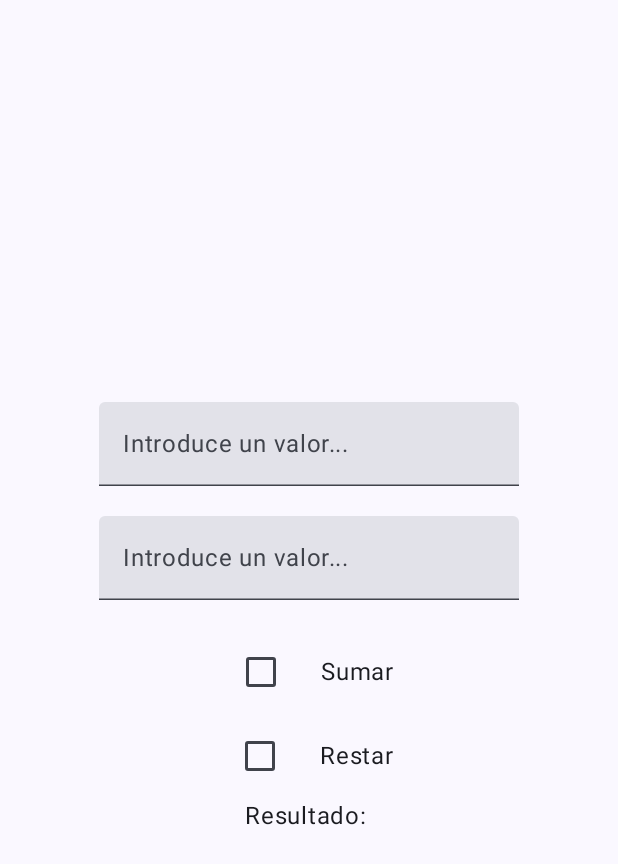
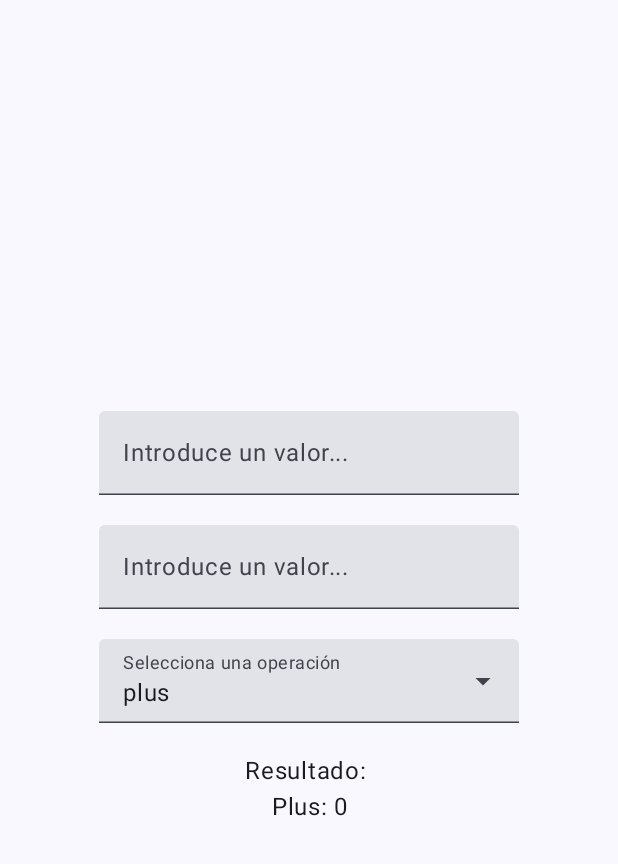
Before and after one commit to jjhernandez-usj/MasterTSA, an Android app built with Jetpack Compose: the screen it shows after launch (MainActivity), on a phone screen of 412 x 824 dp. Shown: the top 864 px of the screen. Run offline under Robolectric (Android 15) with nearby library versions, the phone set to English and light mode, and no system bars.

```diff
--- a/app/src/main/java/es/usj/jjhernandez/mastertsa/MainActivity.kt
+++ b/app/src/main/java/es/usj/jjhernandez/mastertsa/MainActivity.kt
@@ -5,28 +5,25 @@ import androidx.activity.ComponentActivity
 import androidx.activity.compose.setContent
 import androidx.compose.foundation.layout.Arrangement
 import androidx.compose.foundation.layout.Column
-import androidx.compose.foundation.layout.Row
 import androidx.compose.foundation.layout.Spacer
 import androidx.compose.foundation.layout.fillMaxSize
-import androidx.compose.foundation.layout.fillMaxWidth
-import androidx.compose.foundation.layout.height
 import androidx.compose.foundation.layout.padding
-import androidx.compose.foundation.selection.toggleable
 import androidx.compose.foundation.text.KeyboardOptions
-import androidx.compose.material3.Checkbox
-import androidx.compose.material3.MaterialTheme
+import androidx.compose.material3.DropdownMenuItem
+import androidx.compose.material3.ExperimentalMaterial3Api
+import androidx.compose.material3.ExposedDropdownMenuBox
+import androidx.compose.material3.ExposedDropdownMenuDefaults
+import androidx.compose.material3.MenuAnchorType
 import androidx.compose.material3.Scaffold
-import androidx.compose.material3.Switch
+import androidx.compose.material3.Text
+import androidx.compose.material3.TextField
+import androidx.compose.runtime.Composable
 import androidx.compose.runtime.getValue
 import androidx.compose.runtime.mutableStateOf
 import androidx.compose.runtime.remember
 import androidx.compose.runtime.setValue
-import androidx.compose.material3.Text
-import androidx.compose.material3.TextField
-import androidx.compose.runtime.Composable
 import androidx.compose.ui.Alignment
 import androidx.compose.ui.Modifier
-import androidx.compose.ui.semantics.Role
 import androidx.compose.ui.text.TextStyle
 import androidx.compose.ui.text.input.KeyboardType
 import androidx.compose.ui.tooling.preview.Preview
@@ -45,8 +42,10 @@ class MainActivity : ComponentActivity() {
     }
 }
 
-fun plus(a: Int, b: Int)= a + b
-fun minus(a: Int, b: Int)= a - b
+fun plus(a: Int, b: Int) = a + b
+fun minus(a: Int, b: Int) = a - b
+fun divide(a: Int, b: Int) = a / b
+fun multiply(a: Int, b: Int) = a * b
 
 fun String.toSafeInt(): Int {
     return try {
@@ -56,22 +55,26 @@ fun String.toSafeInt(): Int {
     }
 }
 
-fun result(operations: List<String>, text1: String, text2: String) : String {
-    var result = ""
-    if(operations.contains("plus"))
-        result += "\n\t Plus: ${plus(text1.toSafeInt(), text2.toSafeInt())}"
-    if(operations.contains("minus"))
-        result += "\n\t Minus: ${minus(text1.toSafeInt(), text2.toSafeInt())}"
-return result
+fun result(operation: String, text1: String, text2: String): String {
+    return when (operation) {
+        "plus" -> "\n\t Plus: ${plus(text1.toSafeInt(), text2.toSafeInt())}"
+        "minus" -> "\n\t Minus: ${minus(text1.toSafeInt(), text2.toSafeInt())}"
+        "multiply" -> "\n\t Multiply: ${multiply(text1.toSafeInt(), text2.toSafeInt())}"
+        else -> "\n\t Divide: ${divide(text1.toSafeInt(), text2.toSafeInt())}"
+    }
 }
+
+@OptIn(ExperimentalMaterial3Api::class)
 @Composable
 fun SumScreen() {
 
     var text1 by remember { mutableStateOf("") }
     var text2 by remember { mutableStateOf("") }
-    var operations by remember { mutableStateOf(listOf<String>()) }
+    var operations = arrayOf("plus", "minus", "multiply", "divide")
+    var operation by remember { mutableStateOf(operations[0]) }
+    var expanded by remember { mutableStateOf(false) }
 
-    var result = result(operations, text1, text2)
+    var result = result(operation, text1, text2)
 
     Scaffold(modifier = Modifier.fillMaxSize()) { innerPadding ->
         Column(
@@ -99,54 +102,35 @@ fun SumScreen() {
                 keyboardOptions = KeyboardOptions(keyboardType = KeyboardType.Number)
             )
             Spacer(modifier = Modifier.padding(10.dp))
-            Row(
-                Modifier
-                    .fillMaxWidth()
-                    .height(56.dp)
-                    .padding(horizontal = 16.dp),
-                verticalAlignment = Alignment.CenterVertically,
-                horizontalArrangement = Arrangement.Center
+            ExposedDropdownMenuBox(
+                expanded = expanded,
+                onExpandedChange = { expanded = !expanded }
             ) {
-                Checkbox(
-                    checked = operations.contains("plus"),
-                    onCheckedChange = { checked ->
-                        operations = if (checked) {
-                            operations + "plus"
-                        } else {
-                            operations - "plus"
-                        }
+                TextField(
+                    value = operation,
+                    onValueChange = {},
+                    readOnly = true,
+                    label = { Text("Selecciona una operación") },
+                    trailingIcon = { ExposedDropdownMenuDefaults.TrailingIcon(expanded = expanded) },
+                    modifier = Modifier
+                        .menuAnchor(type = MenuAnchorType.PrimaryEditable, true)
+                )
+                ExposedDropdownMenu(
+                    expanded = expanded,
+                    onDismissRequest = { expanded = false }
+                ) {
+                    operations.forEach { option ->
+                        DropdownMenuItem(
+                            text = { Text(option) },
+                            onClick = {
+                                operation = option
+                                expanded = false
+                            }
+                        )
                     }
-                )
-                Text(
-                    text = "Sumar",
-                    style = MaterialTheme.typography.bodyLarge,
-                    modifier = Modifier.padding(start = 16.dp)
-                )
+                }
             }
-            Row(
-                Modifier
-                    .fillMaxWidth()
-                    .height(56.dp)
-                    .padding(horizontal = 16.dp),
-                verticalAlignment = Alignment.CenterVertically,
-                horizontalArrangement = Arrangement.Center
-            ) {
-                Checkbox(
-                    checked = operations.contains("minus"),
-                    onCheckedChange = { checked ->
-                        operations = if (checked) {
-                            operations + "minus"
-                        } else {
-                            operations - "minus"
-                        }
-                    }
-                )
-                Text(
-                    text = "Restar",
-                    style = MaterialTheme.typography.bodyLarge,
-                    modifier = Modifier.padding(start = 16.dp)
-                )
-            }
+            Spacer(modifier = Modifier.padding(10.dp))
             Text("Resultado: ${result}")
         }
     }
```
